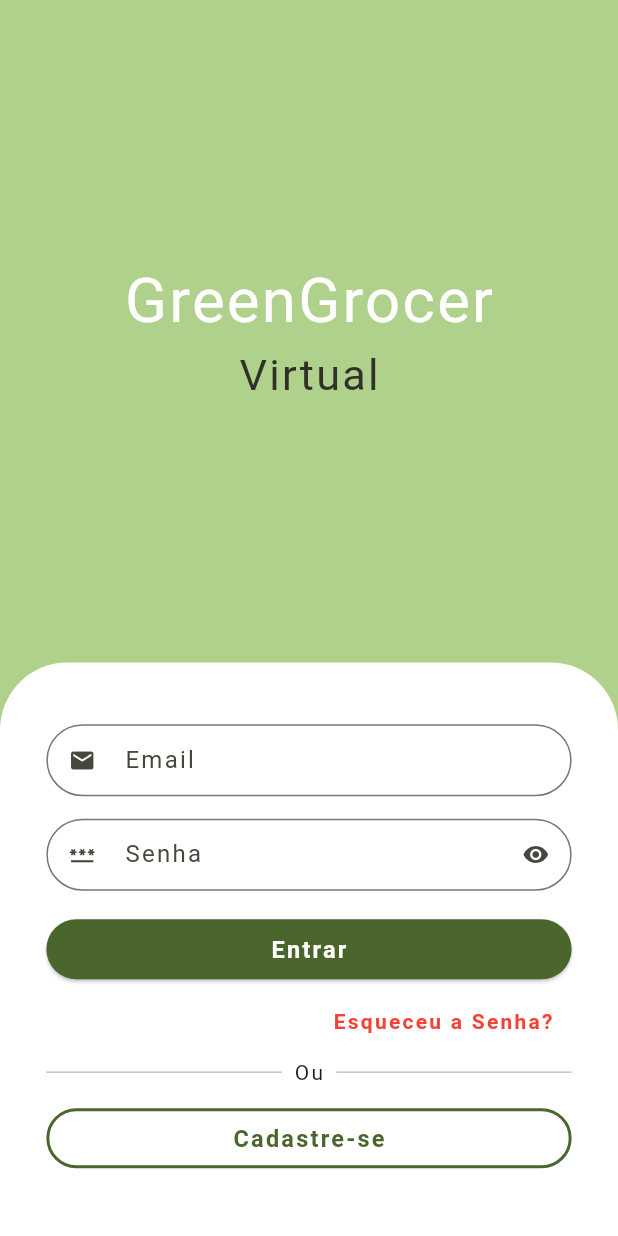
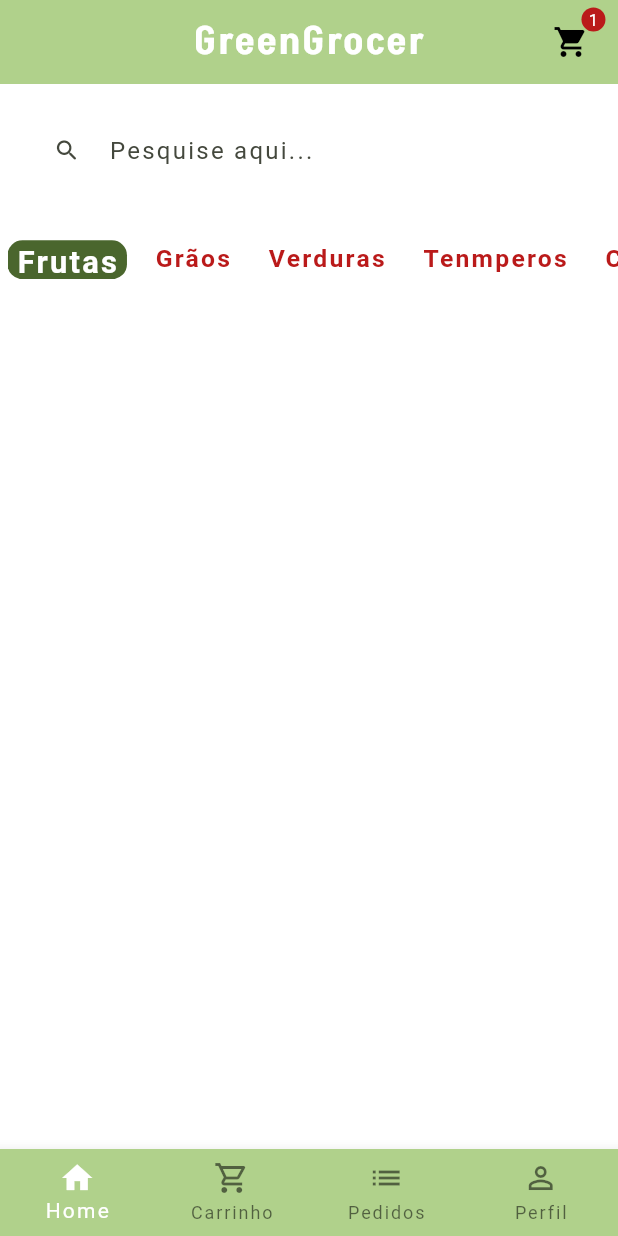
Before and after one commit to joaolima7/greengrocer_virtual, a Flutter app: the screen it shows after launch, after a tap on "Entrar", on a phone screen of 412 x 824 dp. Run offline on Flutter 3.47's test engine with Material 3 defaults, Android fonts, the phone set to English and light mode, and no system bars; our stand-ins replace google_fonts, mask_text_input_formatter; Roboto replaces fonts that are missing (AnekDevanagari).

Commit message:
building base and home screen

```diff
--- a/lib/greengrocer_app.dart
+++ b/lib/greengrocer_app.dart
@@ -2,6 +2,7 @@ import 'package:flutter/material.dart';
 import 'package:greengrocer_virtual/src/core/config/themes/theme_data.dart';
 import 'package:greengrocer_virtual/src/layers/presentation/ui/auth/login_page.dart';
 import 'package:greengrocer_virtual/src/layers/presentation/ui/auth/signup_page.dart';
+import 'package:greengrocer_virtual/src/layers/presentation/ui/base/base_screen.dart';
 
 class GreengrocerApp extends StatelessWidget {
   const GreengrocerApp({super.key});
@@ -13,6 +14,7 @@ class GreengrocerApp extends StatelessWidget {
       routes: {
         '/': (context) => const LoginPage(),
         '/signup': (context) => SignUpPage(),
+        '/base': (context) => BaseScreen(),
       },
       theme: lightTheme,
       darkTheme: darkTheme,
--- a/lib/src/core/config/themes/theme_data.dart
+++ b/lib/src/core/config/themes/theme_data.dart
@@ -20,6 +20,11 @@ ThemeData get lightTheme => ThemeData(
       useMaterial3: true,
       textTheme: customTextTheme(ThemeData.light().textTheme),
       colorScheme: MaterialTheme.lightScheme(),
+      scaffoldBackgroundColor: Colors.white70,
+      inputDecorationTheme: InputDecorationTheme(
+        filled: true,
+        fillColor: Colors.white,
+      ),
       appBarTheme: AppBarTheme(
         centerTitle: true,
         backgroundColor: MaterialTheme.lightScheme().inversePrimary,
@@ -38,11 +43,29 @@ ThemeData get lightTheme => ThemeData(
             color: MaterialTheme.lightScheme().primary,
             width: 2,
           ),
-    )),
+        ),
+      ),
       floatingActionButtonTheme: FloatingActionButtonThemeData(
         backgroundColor: MaterialTheme.lightScheme().primary,
         foregroundColor: Colors.white,
-    ));
+      ),
+      bottomNavigationBarTheme: BottomNavigationBarThemeData(
+        backgroundColor: MaterialTheme.lightScheme().inversePrimary,
+        selectedItemColor: Colors.white,
+        unselectedItemColor: Colors.black54,
+      ),
+      iconButtonTheme: IconButtonThemeData(
+        style: ButtonStyle(
+          iconColor: MaterialStateProperty.all(
+            MaterialTheme.lightScheme().primary,
+          ),
+        ),
+      ),
+      badgeTheme: BadgeThemeData(
+        backgroundColor: MaterialTheme.lightScheme().error,
+        textColor: Colors.white,
+      ),
+    );
 
 ThemeData get lightMediumConstrastTheme => ThemeData();
 
--- /dev/null
+++ b/lib/src/layers/presentation/components/category_tile.dart
@@ -0,0 +1,45 @@
+import 'package:flutter/material.dart';
+import 'package:greengrocer_virtual/src/core/config/themes/theme.dart';
+
+class CategoryTile extends StatelessWidget {
+  CategoryTile({
+    super.key,
+    required this.category,
+    required this.isSelected,
+    required this.sizeScreen,
+    required this.onPressed,
+  });
+
+  bool isSelected;
+  String category;
+  double sizeScreen;
+  final VoidCallback onPressed;
+
+  @override
+  Widget build(BuildContext context) {
+    return GestureDetector(
+      onTap: onPressed,
+      child: Align(
+        alignment: Alignment.center,
+        child: Container(
+          padding: const EdgeInsets.symmetric(horizontal: 6),
+          decoration: BoxDecoration(
+            borderRadius: BorderRadius.circular(10),
+            color: isSelected
+                ? MaterialTheme.lightScheme().primary
+                : Colors.transparent,
+          ),
+          child: Text(
+            category,
+            style: TextStyle(
+              color:
+                  isSelected ? Colors.white : MaterialTheme.lightScheme().error,
+              fontWeight: FontWeight.bold,
+              fontSize: isSelected ? sizeScreen * .05 : sizeScreen * .04,
+            ),
+          ),
+        ),
+      ),
+    );
+  }
+}
--- a/lib/src/layers/presentation/components/text_field_custom.dart
+++ b/lib/src/layers/presentation/components/text_field_custom.dart
@@ -5,18 +5,22 @@ class TextFieldCustom extends StatefulWidget {
   TextEditingController controller;
   Icon prefixIcon;
   bool isSecret;
-  String label;
+  String? label;
+  String? hintText;
   bool isObscure;
+  bool containBorder;
   List<TextInputFormatter>? inputFormatters;
 
   TextFieldCustom({
     super.key,
     this.isSecret = false,
     this.isObscure = false,
+    this.containBorder = true,
     this.inputFormatters,
+    this.hintText,
+    this.label,
     required this.controller,
     required this.prefixIcon,
-    required this.label,
   });
 
   @override
@@ -39,7 +43,8 @@ class _TextFieldCustomState extends State<TextFieldCustom> {
         obscureText: widget.isSecret,
         controller: widget.controller,
         decoration: InputDecoration(
-          label: Text(widget.label),
+          hintText: widget.hintText != null ? widget.hintText : null,
+          label: widget.label != null ? Text(widget.label!) : null,
           prefixIcon: widget.prefixIcon,
           suffixIcon: widget.isObscure
               ? widget.isSecret
@@ -64,6 +69,14 @@ class _TextFieldCustomState extends State<TextFieldCustom> {
           isDense: true,
           border: OutlineInputBorder(
             borderRadius: BorderRadius.circular(25),
+            borderSide: widget.containBorder
+                ? const BorderSide(
+                    width: 0,
+                  )
+                : const BorderSide(
+                    width: 0,
+                    style: BorderStyle.none,
+                  ),
           ),
         ),
       ),
--- a/lib/src/layers/presentation/ui/auth/login_page.dart
+++ b/lib/src/layers/presentation/ui/auth/login_page.dart
@@ -68,7 +68,10 @@ class _LoginPageState extends State<LoginPage> {
                       isObscure: true,
                     ),
                     ElevatedButton(
-                      onPressed: () {},
+                      onPressed: () {
+                        Navigator.pushNamedAndRemoveUntil(
+                            context, '/base', (route) => false);
+                      },
                       child: Text(
                         'Entrar',
                         style: TextStyle(fontSize: sizeScreen.width * .038),
--- /dev/null
+++ b/lib/src/layers/presentation/ui/base/base_screen.dart
@@ -0,0 +1,62 @@
+import 'package:flutter/material.dart';
+import 'package:greengrocer_virtual/src/layers/presentation/ui/base/tabs/home_tab.dart';
+
+class BaseScreen extends StatefulWidget {
+  BaseScreen({super.key});
+
+  @override
+  State<BaseScreen> createState() => _BaseScreenState();
+}
+
+class _BaseScreenState extends State<BaseScreen> {
+  int _currentIndex = 0;
+  final _pageController = PageController();
+
+  @override
+  Widget build(BuildContext context) {
+    return Scaffold(
+      body: PageView(
+        physics: NeverScrollableScrollPhysics(),
+        controller: _pageController,
+        children: [
+          HomeTab(),
+          Container(color: Colors.red),
+          Container(color: Colors.green),
+          Container(color: Colors.red),
+        ],
+      ),
+      bottomNavigationBar: BottomNavigationBar(
+        currentIndex: _currentIndex,
+        onTap: (index) {
+          setState(() {
+            _currentIndex = index;
+            _pageController.jumpToPage(index);
+          });
+        },
+        type: BottomNavigationBarType.fixed,
+        items: const [
+          BottomNavigationBarItem(
+            icon: Icon(Icons.home_outlined),
+            activeIcon: Icon(Icons.home),
+            label: 'Home',
+          ),
+          BottomNavigationBarItem(
+            icon: Icon(Icons.shopping_cart_outlined),
+            activeIcon: Icon(Icons.shopping_cart),
+            label: 'Carrinho',
+          ),
+          BottomNavigationBarItem(
+            icon: Icon(Icons.list),
+            activeIcon: Icon(Icons.view_list),
+            label: 'Pedidos',
+          ),
+          BottomNavigationBarItem(
+            icon: Icon(Icons.person_outline),
+            activeIcon: Icon(Icons.person),
+            label: 'Perfil',
+          ),
+        ],
+      ),
+    );
+  }
+}
--- /dev/null
+++ b/lib/src/layers/presentation/ui/base/tabs/home_tab.dart
@@ -0,0 +1,95 @@
+import 'package:flutter/material.dart';
+import 'package:flutter/widgets.dart';
+import 'package:greengrocer_virtual/src/layers/presentation/components/category_tile.dart';
+import 'package:greengrocer_virtual/src/layers/presentation/components/text_field_custom.dart';
+
+class HomeTab extends StatefulWidget {
+  const HomeTab({super.key});
+
+  @override
+  State<HomeTab> createState() => _HomeTabState();
+}
+
+class _HomeTabState extends State<HomeTab> {
+  TextEditingController _txtSearch = TextEditingController();
+  List<String> _categories = [
+    'Frutas',
+    'Grãos',
+    'Verduras',
+    'Tenmperos',
+    'Cereais',
+  ];
+  String _selectedCategory = 'Frutas';
+
+  @override
+  Widget build(BuildContext context) {
+    var sizeScreen = MediaQuery.of(context).size;
+    return Scaffold(
+      appBar: AppBar(
+        title: Text(
+          'GreenGrocer',
+          style:
+              TextStyle(fontSize: sizeScreen.width * .065, color: Colors.white),
+        ),
+        actions: [
+          Padding(
+            padding: EdgeInsets.only(
+              right: sizeScreen.width * .03,
+            ),
+            child: InkWell(
+              onTap: () {},
+              child: const Badge(
+                label: Text('1'),
+                child: Padding(
+                  padding: EdgeInsets.all(7),
+                  child: Icon(Icons.shopping_cart),
+                ),
+              ),
+            ),
+          ),
+        ],
+      ),
+      body: Column(
+        children: <Widget>[
+          Padding(
+            padding: EdgeInsets.fromLTRB(
+              sizeScreen.width * .05,
+              sizeScreen.width * .05,
+              sizeScreen.width * .05,
+              sizeScreen.width * .05,
+            ),
+            child: TextFieldCustom(
+              controller: _txtSearch,
+              prefixIcon: Icon(Icons.search_rounded),
+              hintText: 'Pesquise aqui...',
+              containBorder: false,
+            ),
+          ),
+          Container(
+            padding: const EdgeInsets.only(left: 5),
+            height: sizeScreen.width * .063,
+            child: ListView.separated(
+              scrollDirection: Axis.horizontal,
+              itemBuilder: (_, index) {
+                return CategoryTile(
+                  category: _categories[index],
+                  isSelected: _categories[index] == _selectedCategory,
+                  sizeScreen: sizeScreen.width,
+                  onPressed: () {
+                    setState(() {
+                      _selectedCategory = _categories[index];
+                    });
+                  },
+                );
+              },
+              separatorBuilder: (_, index) => SizedBox(
+                width: sizeScreen.width * .03,
+              ),
+              itemCount: _categories.length,
+            ),
+          ),
+        ],
+      ),
+    );
+  }
+}
```
Lines whose indentation alone changed are shown as unchanged.
